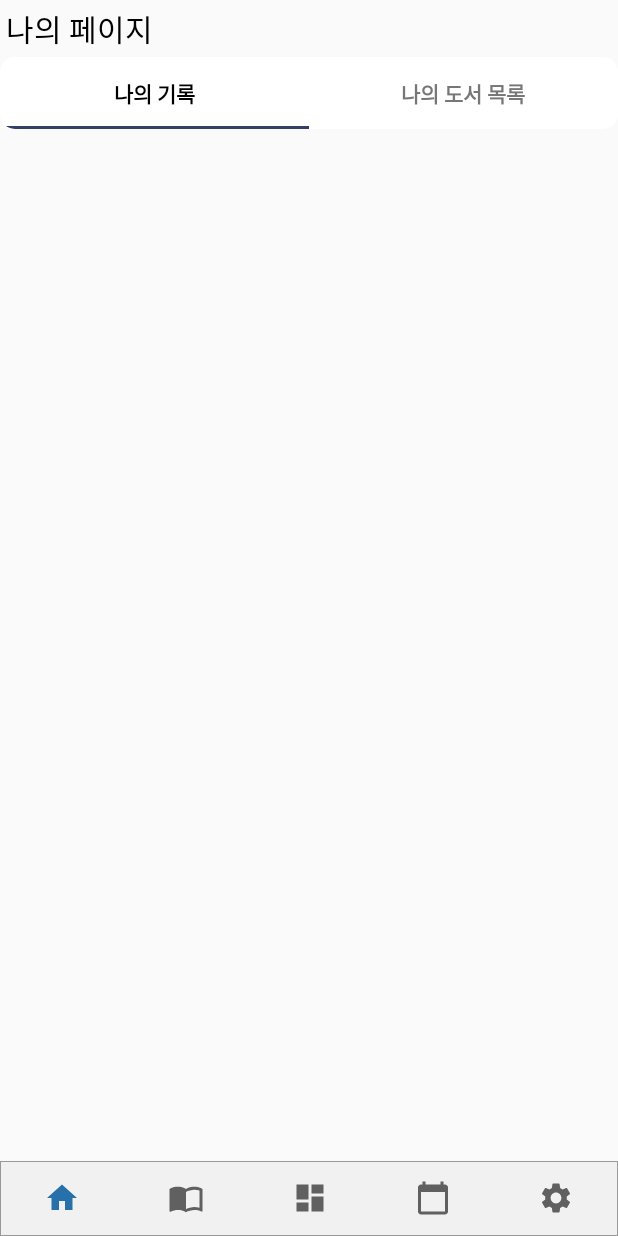
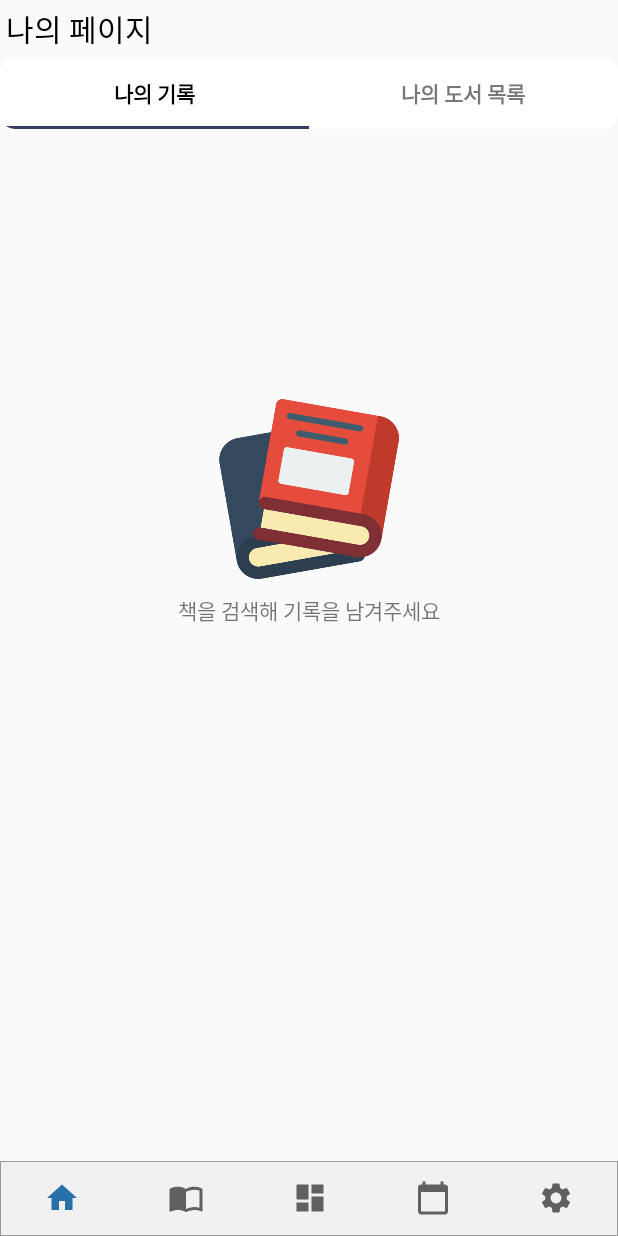
Before and after one commit to SeongGyeongOh/Project01BookDiary, an Android app: the Tab01MyReviewFragment screen opened directly, with no data from a screen before it, on a phone screen of 412 x 824 dp. Run offline under Robolectric (Android 15) with nearby library versions, the phone set to English and light mode, and no system bars; our stand-ins replace CircleImageView, Firebase (no records; nobody signed in at launch, a user with empty details on screens opened directly); libraries missing offline, so code that uses them is left out: com.applandeo.materialcalendarview, com.kakao.auth, com.kakao.network, com.kakao.usermgmt; pictures from the network do not load; 3 statements that could not run were skipped.

Commit message:
Second Version -complete unregister -update shared comment/settings -update calendar design

```diff
--- a/app/src/main/java/com/osg/project01bookdiary/Tab01MyReviewFragment.java
+++ b/app/src/main/java/com/osg/project01bookdiary/Tab01MyReviewFragment.java
@@ -5,6 +5,8 @@ import android.view.LayoutInflater;
 import android.view.View;
 import android.view.ViewGroup;
 import android.widget.Button;
+import android.widget.ImageView;
+import android.widget.TextView;
 
 import androidx.annotation.NonNull;
 import androidx.annotation.Nullable;
@@ -27,6 +29,9 @@ public class Tab01MyReviewFragment extends Fragment {
     SwipeRefreshLayout refreshLayout;
     Button btn;
 
+    ImageView ivBook;
+    TextView tvGuide;
+
     @Nullable
     @Override
     public View onCreateView(@NonNull LayoutInflater inflater, @Nullable ViewGroup container, @Nullable Bundle savedInstanceState) {
@@ -45,6 +50,8 @@ public class Tab01MyReviewFragment extends Fragment {
         recyclerView = view.findViewById(R.id.recycler);
         recyclerView.setAdapter(myAdapter);
 
+        ivBook=view.findViewById(R.id.ivBook);
+        tvGuide=view.findViewById(R.id.tvGuide);
 
         return view;
     }
@@ -70,6 +77,11 @@ public class Tab01MyReviewFragment extends Fragment {
                     for(Tab01myreview_item item: reviews){
                         items.add(0, item);
                         myAdapter.notifyItemInserted(0);
+
+                        if(!items.isEmpty()){
+                            tvGuide.setVisibility(View.GONE);
+                            ivBook.setVisibility(View.GONE);
+                        }
                     }
                 }
             }
--- a/app/src/main/java/com/osg/project01bookdiary_Calendar/Fragment04Calendar.java
+++ b/app/src/main/java/com/osg/project01bookdiary_Calendar/Fragment04Calendar.java
@@ -68,6 +68,7 @@ public class Fragment04Calendar extends Fragment {
     int y, m, d;
     Calendar clickedDay;
     DatabaseReference ref;
+    View view;
 
     RecyclerView recyclerView;
     ArrayList<MemoItem> items=new ArrayList<>();
@@ -92,7 +93,6 @@ public class Fragment04Calendar extends Fragment {
         recyclerView=view.findViewById(R.id.recycle);
 
         adapter=new RecyclerMemoAdapter(getContext(), items, events);
-        //TODO: 리사이클러뷰 순서 정렬하기
 
         recyclerView.setAdapter(adapter);
 
@@ -106,7 +106,6 @@ public class Fragment04Calendar extends Fragment {
                 calendar.set(item.year, item.month-1, item.date);
                 events.add(new EventDay(calendar, R.drawable.ic_baseline_menu_book_24));
                 calendarView.setEvents(events);
-//                Log.i("CHILDREF", "중복값"+items.size());
             }
 
             @Override
@@ -130,7 +129,7 @@ public class Fragment04Calendar extends Fragment {
                 d=clickedDay.get(Calendar.DATE);
 
                 calendars.add(0,clickedDay);
-//                Log.i("CALS", ""+calendars.get(0).getTime()+"\n"+clickedDay.getTime()+"\n"+(h+10));
+
 
                 AlertDialog.Builder builder=new AlertDialog.Builder(getContext());
                 View v = getLayoutInflater().inflate(R.layout.alertdialog_calendar, null);
@@ -143,7 +142,6 @@ public class Fragment04Calendar extends Fragment {
 
                             //메모한 내용을 Firebase에 저장(메모한 날짜+메모 내용)
                             MemoItem memoItem=new MemoItem(y, m, d, memo);
-
                             FirebaseDatabase db=FirebaseDatabase.getInstance();
                             DatabaseReference ref1=db.getReference("Calendar"+G.nickName).child(""+y+m).child(""+m+d);
                             ref1.setValue(memoItem);
@@ -162,7 +160,6 @@ public class Fragment04Calendar extends Fragment {
             }
         });
 
-        //TODO: 중복되는 값 없애는것 알아보기
         //전 달 클릭
         calendarView.setOnPreviousPageChangeListener(new OnCalendarPageChangeListener() {
             @Override
--- a/app/src/main/res/layout/recycler_sharedreview_my.xml
+++ b/app/src/main/res/layout/recycler_sharedreview_my.xml
@@ -13,7 +13,9 @@
         android:layout_width="match_parent"
         android:layout_height="wrap_content"
         android:background="#33C9CDD1"
-        android:padding="4dp">
+        android:paddingRight="4dp"
+        android:paddingTop="8dp"
+        android:paddingBottom="4dp">
     <RelativeLayout
         android:id="@+id/linear"
         android:layout_width="wrap_content"
@@ -35,6 +37,7 @@
             android:layout_gravity="center_horizontal"
             android:layout_marginTop="0dp"
             android:maxLines="1"
+            android:ellipsize="end"
             android:text="프로필 이름"
             android:textColor="#000000"/>
     </RelativeLayout>
--- a/app/src/main/res/layout/tab01_layout.xml
+++ b/app/src/main/res/layout/tab01_layout.xml
@@ -1,33 +1,36 @@
 <?xml version="1.0" encoding="utf-8"?>
-<androidx.swiperefreshlayout.widget.SwipeRefreshLayout
-    android:id="@+id/swipe"
+<RelativeLayout
     xmlns:android="http://schemas.android.com/apk/res/android"
     android:layout_width="match_parent"
     android:layout_height="match_parent"
     xmlns:app="http://schemas.android.com/apk/res-auto">
 
-<!--    <ImageView-->
-<!--        android:id="@+id/iv_test"-->
-<!--        android:layout_width="wrap_content"-->
-<!--        android:layout_height="wrap_content"/>-->
+    <ImageView
+        android:id="@+id/ivBook"
+        android:layout_width="120dp"
+        android:layout_height="120dp"
+        android:src="@drawable/book"
+        android:layout_centerHorizontal="true"
+        android:layout_marginTop="180dp"/>
+    <TextView
+        android:id="@+id/tvGuide"
+        android:layout_width="wrap_content"
+        android:layout_height="wrap_content"
+        android:layout_centerHorizontal="true"
+        android:layout_below="@id/ivBook"
+        android:layout_marginTop="10dp"
+        android:text="책을 검색해 기록을 남겨주세요" />
 
-<!--    <EditText-->
-<!--        android:id="@+id/etTestText"-->
-<!--        android:layout_width="wrap_content"-->
-<!--        android:layout_height="wrap_content"/>-->
-
-<!--    <Button-->
-<!--        android:id="@+id/testBtn"-->
-<!--        android:layout_toRightOf="@id/etTestText"-->
-<!--        android:layout_width="wrap_content"-->
-<!--        android:layout_height="wrap_content"-->
-<!--        android:text="확인"/>-->
-
+    <androidx.swiperefreshlayout.widget.SwipeRefreshLayout
+        android:id="@+id/swipe"
+        android:layout_width="match_parent"
+        android:layout_height="match_parent">
     <androidx.recyclerview.widget.RecyclerView
         android:id="@+id/recycler"
         android:layout_width="match_parent"
         android:layout_height="match_parent"
         app:layoutManager="androidx.recyclerview.widget.LinearLayoutManager"
         android:orientation="vertical"/>
+    </androidx.swiperefreshlayout.widget.SwipeRefreshLayout>
 
-</androidx.swiperefreshlayout.widget.SwipeRefreshLayout>
+</RelativeLayout>
```
Also changed, not shown: app/src/main/java/com/osg/project01bookdiary/LoginActivity.java (+0 -51 lines), app/src/main/res/layout/layout_calendar.xml (+14 -5 lines), app/src/main/res/drawable/book.png (added).
